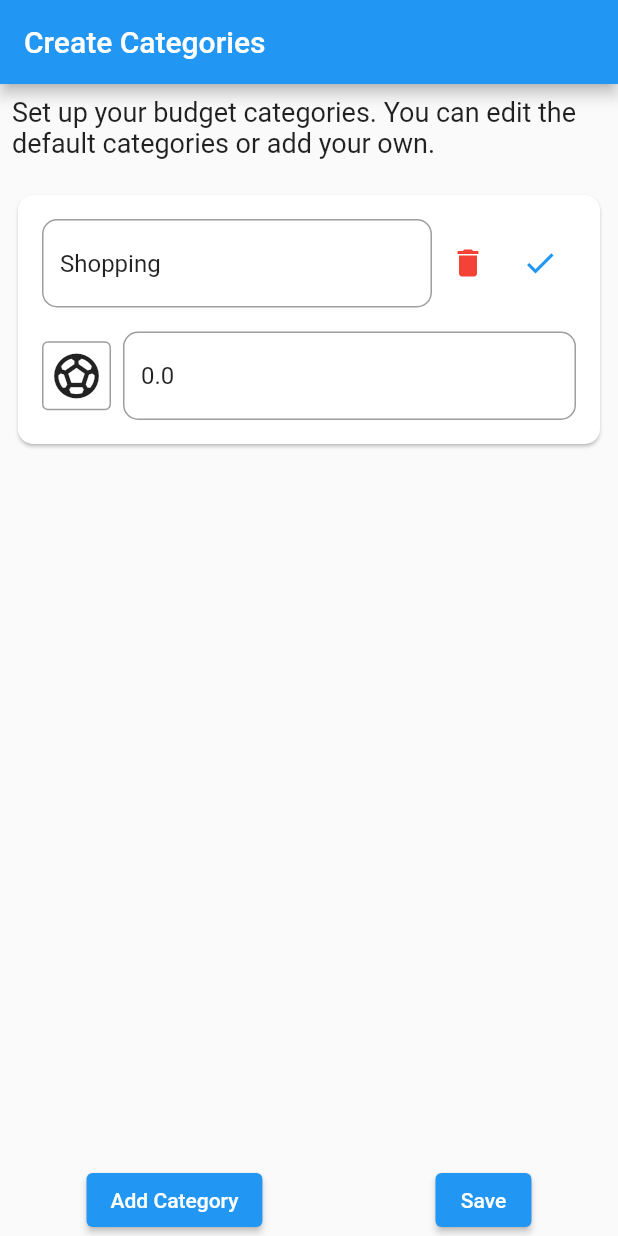
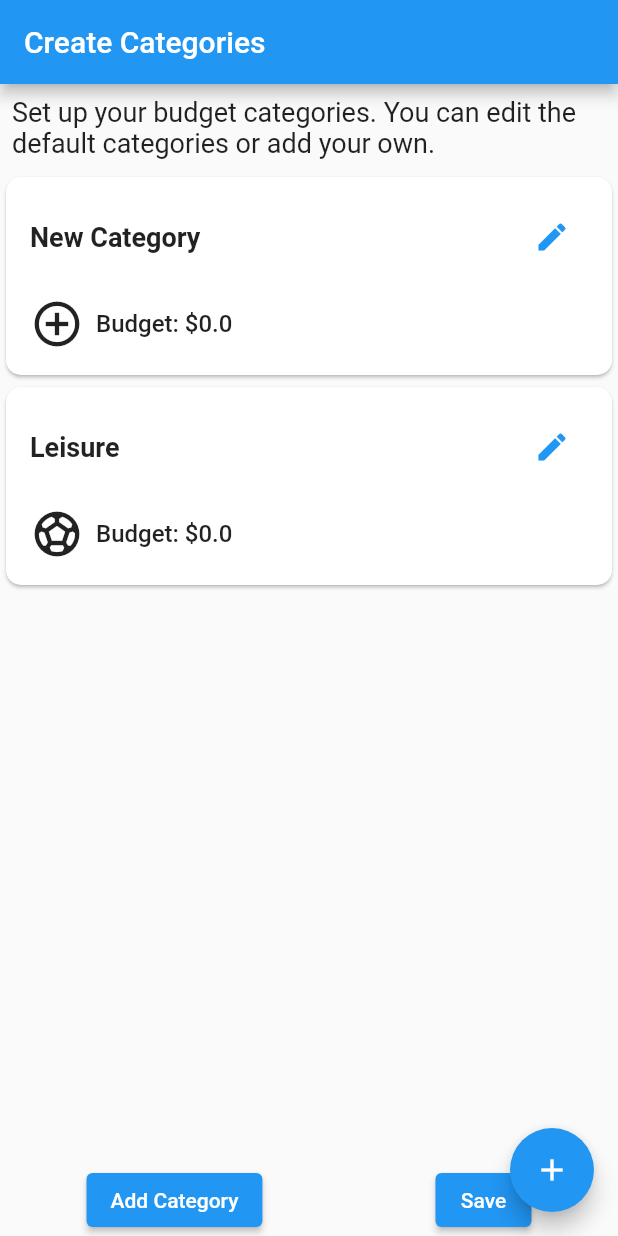
Before and after one commit to adriancenusa/new_budget_app, a Flutter app: the CategoryScreen screen opened directly, after a tap on the "edit" icon, after a tap on the "delete" icon, after a tap on "Add Category", on a phone screen of 412 x 824 dp. Run offline on Flutter 3.47's test engine with Material 2 defaults, Android fonts, the phone set to English and light mode, and no system bars; our stand-ins replace cloud_firestore, firebase_auth, firebase_core, flutter_speed_dial, get, google_sign_in and 2 more; accounts and stored records are empty.

Commit message:
fix setup screen

```diff
--- a/lib/main.dart
+++ b/lib/main.dart
@@ -3,6 +3,7 @@
 import 'package:get/get.dart';
 import 'package:new_budget_app/provider/user_provider.dart';
 import 'package:new_budget_app/screens/login_screen.dart';
+import 'package:new_budget_app/screens/setup_screen.dart';
 import 'package:provider/provider.dart';
 import 'firebase_options.dart';
 import 'screens/home_screen.dart';
@@ -14,7 +15,10 @@
 Future<void> main() async {
   WidgetsFlutterBinding.ensureInitialized();
   await Firebase.initializeApp(options: DefaultFirebaseOptions.currentPlatform,);
-  runApp(MyApp());
+  runApp(ChangeNotifierProvider(
+    create: (context) => CategoryModel(),
+    child: MyApp(),
+  ));
 }
 
 class MyApp extends StatelessWidget {
--- a/lib/screens/setup_screen.dart
+++ b/lib/screens/setup_screen.dart
@@ -1,7 +1,45 @@
 import 'package:flutter/material.dart';
+import 'package:get/get.dart';
 import 'package:provider/provider.dart';
 
+final GlobalKey<AnimatedListState> _listKey = GlobalKey();
+
+void _addCategory(BuildContext context) {
+  var category = Category(
+    name: 'New Category',
+    budget: 0.0,
+    icon: Icons.add_circle_outline,
+  );
+  var provider = Provider.of<CategoryModel>(context, listen: false);
+  provider.addCategory(category);
+  _listKey.currentState?.insertItem(0, duration: Duration(milliseconds: 300));
+}
+
+void _deleteCategory(BuildContext context, Category category) {
+  var provider = Provider.of<CategoryModel>(context, listen: false);
+
+  _listKey.currentState?.removeItem(
+    provider.categories.indexOf(category),
+    (BuildContext context, Animation<double> animation) {
+      return _buildDeleteAnimation(context, animation);
+    },
+  );
+  provider.removeCategory(category);
+}
+
+Widget _buildDeleteAnimation(
+    BuildContext context, Animation<double> animation) {
+  return SizeTransition(
+    sizeFactor: animation,
+    child: Container(
+      height: 60,
+      color: Colors.red,
+    ),
+  );
+}
+
 class Category {
+  String id = UniqueKey().toString();
   String name;
   double budget;
   IconData icon;
@@ -10,22 +48,12 @@
 }
 
 class CategoryScreen extends StatelessWidget {
-
-  void _addCategory(BuildContext context) {
-    Provider.of<CategoryModel>(context).addCategory(
-      Category(
-        name: 'New Category',
-        budget: 0.0,
-        icon: Icons.add_circle_outline,
-      ),
-    );
-  }
-
   @override
   Widget build(BuildContext context) {
-    return ChangeNotifierProvider(
-      create: (context) => CategoryModel(),
-      child: Scaffold(
+    final categories =
+        context.select((CategoryModel model) => model.categories);
+
+    return Scaffold(
       appBar: AppBar(
         title: const Text('Create Categories'),
       ),
@@ -38,7 +66,16 @@
               style: TextStyle(fontSize: 18),
             ),
           ),
-            CategoryGrid(),
+          Expanded(
+              child: AnimatedList(
+            key: _listKey,
+            initialItemCount: categories.length,
+            itemBuilder:
+                (BuildContext context, int index, Animation<double> animation) {
+              return _buildAnimatedCategoryCard(
+                  categories[index], index, animation);
+            },
+          )),
           SizedBox(height: 8),
           Row(
             mainAxisAlignment: MainAxisAlignment.spaceAround,
@@ -58,37 +95,46 @@
           ),
         ],
       ),
+      floatingActionButton: FloatingActionButton(
+        onPressed: () {
+          Provider.of<CategoryModel>(context, listen: false).addCategory(
+            Category(
+              name: 'New Category',
+              budget: 0.0,
+              icon: Icons.add_circle_outline,
+            ),
+          );
+        },
+        child: Icon(Icons.add),
       ),
     );
   }
-}
 
-class CategoryGrid extends StatelessWidget {
-  @override
-  Widget build(BuildContext context) {
-    return Consumer<CategoryModel>(
-      builder: (context, model, child) {
-        return Expanded(
-          child: ListView.builder(
-            padding: EdgeInsets.all(8.0),
-            itemCount: model.categories.length,
-            itemBuilder: (context, index) {
-              return Padding(
-                padding: EdgeInsets.symmetric(vertical: 4.0),
-                child: CategoryCard(category: model.categories[index]),
-              );
-            },
+  Widget _buildAnimatedCategoryCard(
+      Category category, int index, Animation<double> animation) {
+    return SizeTransition(
+      sizeFactor: animation,
+      child: CategoryCard(
+        key: ValueKey(category.id),
+        category: category,
+        listKey: _listKey,
+        index: index,
       ),
-        );
-      },
     );
   }
 }
 
 class CategoryCard extends StatefulWidget {
   final Category category;
+  final GlobalKey<AnimatedListState> listKey;
+  final int index;
 
-  CategoryCard({required this.category});
+  CategoryCard({
+    required Key key,
+    required this.category,
+    required this.listKey,
+    required this.index,
+  }) : super(key: key);
 
   @override
   _CategoryCardState createState() => _CategoryCardState();
@@ -113,12 +159,6 @@
       _isEditing = false;
     });
   }
-
-  void _deleteCategory() {
-    Provider.of<CategoryModel>(context, listen: false)
-        .removeCategory(widget.category);
-  }
-
 
   @override
   Widget build(BuildContext context) {
@@ -158,14 +198,27 @@
                   children: [
                     _isEditing
                         ? IconButton(
-                      onPressed: _deleteCategory,
+                            onPressed: () {
+                              Provider.of<CategoryModel>(context, listen: false)
+                                  .removeCategory(widget.category);
+                              widget.listKey.currentState?.removeItem(
+                                widget.index,
+                                (BuildContext context,
+                                    Animation<double> animation) {
+                                  return _buildDeleteAnimation(
+                                      context, animation);
+                                },
+                              );
+                            },
                             icon: Icon(Icons.delete),
                             color: Colors.red,
                           )
                         : Container(),
                     IconButton(
                       onPressed: () {
-                        setState(() {
+                        _isEditing
+                            ? _saveChanges()
+                            : setState(() {
                                 _isEditing = !_isEditing;
                               });
                       },
@@ -234,7 +287,6 @@
   }
 }
 
-
 class CategoryModel extends ChangeNotifier {
   List<Category> _categories = [
     Category(name: 'Shopping', budget: 0.0, icon: Icons.shopping_cart),
@@ -244,7 +296,7 @@
   List<Category> get categories => _categories;
 
   void addCategory(Category category) {
-    _categories.add(category);
+    _categories.insert(0, category);
     notifyListeners();
   }
 
```
Lines whose indentation alone changed are shown as unchanged.
